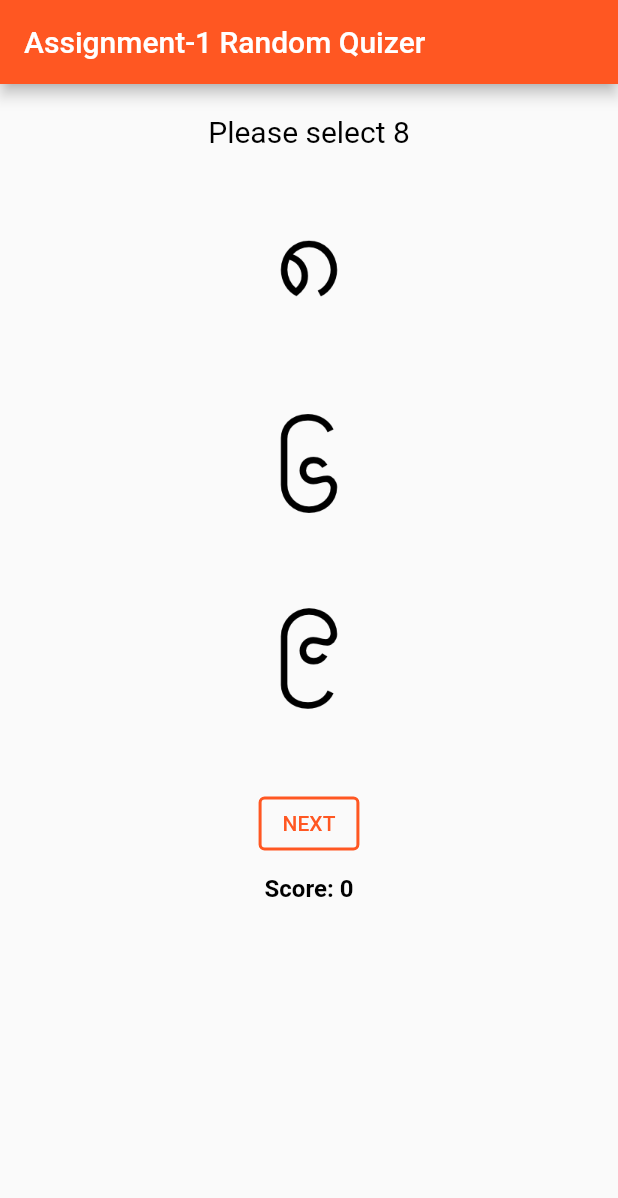
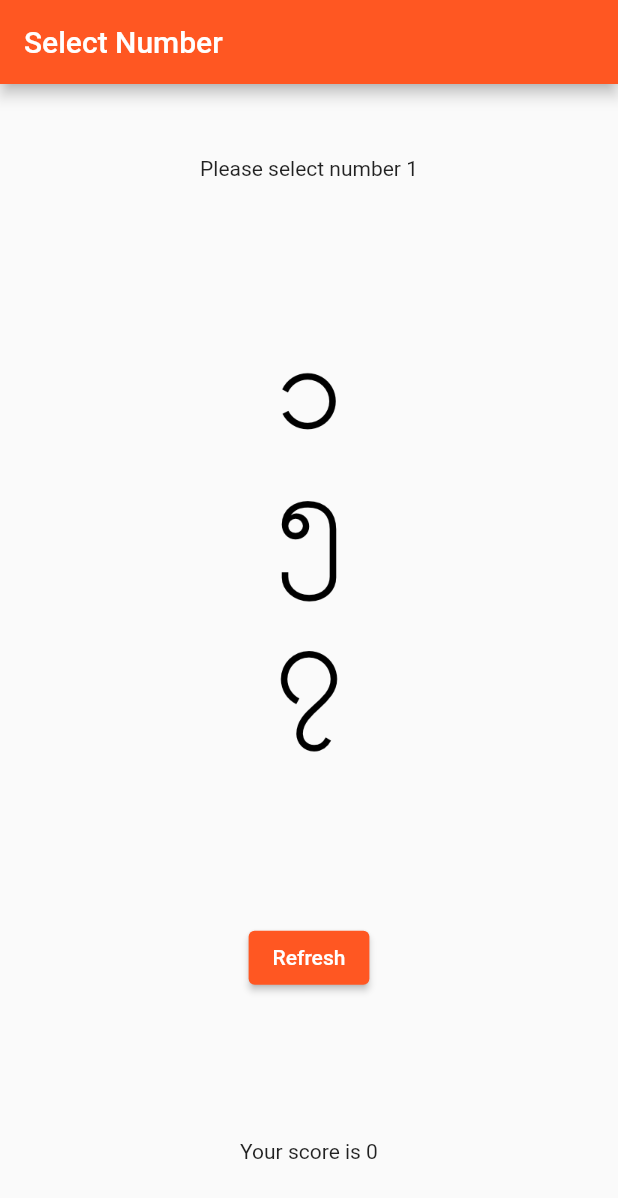
Before and after one commit to APJake/Flutter-Assignment-1-Random-Number-Quiz, a Flutter app: the screen it shows after launch, on a phone screen of 412 x 824 dp. Shown: the top 1198 px of the screen. Run offline on Flutter 3.47's test engine with Material 2 defaults, Android fonts, the light colour scheme and no system bars.

Commit message:
by sir's way

```diff
--- /dev/null
+++ b/lib/components/ImageButtons.dart
@@ -0,0 +1,48 @@
+import 'package:flutter/material.dart';
+
+typedef ImageButtonOnTap = void Function(int score);
+
+class ImageButton extends StatelessWidget {
+  int correctAnswer = 0;
+  int value = 0;
+  ImageButtonOnTap onImageTap;
+
+  ImageButton(
+      {Key? key,
+      required this.correctAnswer,
+      required this.value,
+      required this.onImageTap})
+      : super(key: key);
+
+  @override
+  Widget build(BuildContext context) {
+    return InkWell(
+      onTap: () {
+        var tappedValue = value;
+        var snackColor = Colors.red;
+        var snackMessage = "Incorrect";
+        var score = 0;
+        if (tappedValue == correctAnswer) {
+          snackMessage = "Correct";
+          snackColor = Colors.green;
+          score = 10;
+        }
+        final snackBar = SnackBar(
+          duration: const Duration(seconds: 1),
+          backgroundColor: snackColor,
+          content: Text(snackMessage),
+        );
+        ScaffoldMessenger.of(context).showSnackBar(snackBar);
+        onImageTap(score);
+      },
+      child: Ink(
+        width: 100,
+        height: 100,
+        decoration: BoxDecoration(
+            image: DecorationImage(
+          image: AssetImage("assets/images/$value.png"),
+        )),
+      ),
+    );
+  }
+}
--- a/lib/main.dart
+++ b/lib/main.dart
@@ -1,6 +1,7 @@
 import 'dart:math';
 
 import 'package:flutter/material.dart';
+import 'package:random_number_quiz/components/ImageButtons.dart';
 
 void main() {
   runApp(const MyApp());
@@ -17,162 +18,59 @@ class MyApp extends StatelessWidget {
       theme: ThemeData(
         primarySwatch: Colors.deepOrange,
       ),
-      home: MyQuizPage(),
+      home: SelectNumber(),
     );
   }
 }
 
-class MyQuizPage extends StatefulWidget {
-  MyQuizPage({Key? key}) : super(key: key);
+class SelectNumber extends StatefulWidget {
+  SelectNumber({Key? key}) : super(key: key);
 
   @override
-  State<MyQuizPage> createState() => _MyQuizPageState();
+  State<SelectNumber> createState() => _SelectNumberState();
 }
 
-class _MyQuizPageState extends State<MyQuizPage> {
-  var isDataInit = false;
-  var numberOfChoices = 3;
-  var multipleChoices = [];
-  var correctAnswer = -1;
-  var choicedAnswer = -1;
-  var answerState = 0;
-  var totalPoints = 0;
+class _SelectNumberState extends State<SelectNumber> {
+  List<int> numbers = [1, 2, 3, 4, 5, 6, 7, 8, 9];
+  int score = 0;
+  int correctAnswer = 0;
 
-  String getImageUrl(key) {
-    return "images/$key.png";
-  }
-
-  void refresher() {
-    answerState = 0;
-    multipleChoices = [];
-    var random = Random();
-    var randomNumber = random.nextInt(9) + 1;
-    correctAnswer = randomNumber;
-    multipleChoices.add(correctAnswer);
-    while (multipleChoices.length < numberOfChoices) {
-      randomNumber = random.nextInt(9) + 1;
-      if (!multipleChoices.contains(randomNumber)) {
-        multipleChoices.add(randomNumber);
-      }
-    }
-    multipleChoices = multipleChoices..shuffle();
-  }
-
-  void initUI() {
-    if (!isDataInit) {
-      totalPoints = 0;
-      refresher();
-    }
-    isDataInit = true;
-  }
-
-  List<Widget> getImageWidgets() {
-    List<Widget> widgets = [];
-    for (var num in multipleChoices) {
-      widgets.add(
-        const SizedBox(
-          width: 10,
-          height: 30,
-        ),
+  Widget imageButtonList(List<int> images) => Column(
+        children: images
+            .map((e) => ImageButton(
+                correctAnswer: correctAnswer,
+                value: e,
+                onImageTap: (sc) {
+                  setState(() {
+                    score += sc;
+                  });
+                }))
+            .toList(),
       );
-      widgets.add(InkWell(
-        onTap: () {
-          if (answerState == 0) {
-            setState(() {
-              if (num == correctAnswer) {
-                totalPoints += 10;
-                answerState++;
-              }
-              answerState++;
-            });
-          }
-        }, // Handle your callback.
-        child: Ink(
-          height: 100,
-          width: 100,
-          decoration: BoxDecoration(
-            image: DecorationImage(
-              image: AssetImage('assets/images/$num.png'),
-              fit: BoxFit.cover,
-            ),
-          ),
-        ),
-      ));
-    }
-    return widgets;
-  }
 
   @override
   Widget build(BuildContext context) {
-    initUI();
+    numbers.shuffle();
+    List<int> numberOptions = numbers.sublist(0, 3);
+    correctAnswer = numberOptions[0];
+    numberOptions.shuffle();
+
     return Scaffold(
-      appBar: AppBar(
-        title: const Text("Assignment-1 Random Quizer"),
-      ),
-      body: Padding(
-        padding: const EdgeInsets.only(top: 20, left: 8, right: 8),
+      appBar: AppBar(title: const Text("Select Number")),
+      body: Container(
+        alignment: Alignment.center,
         child: Column(
-          crossAxisAlignment: CrossAxisAlignment.center,
+          mainAxisAlignment: MainAxisAlignment.spaceAround,
           children: [
-            Align(
-              alignment: Alignment.center,
-              child: Text(
-                "Please select $correctAnswer",
-                style: const TextStyle(
-                  color: Color.fromARGB(255, 0, 0, 0),
-                  fontSize: 20,
-                ),
-              ),
+            Text("Please select number $correctAnswer"),
+            imageButtonList(numberOptions),
+            ElevatedButton(
+              onPressed: () {
+                setState(() {});
+              },
+              child: const Text("Refresh"),
             ),
-            ...getImageWidgets(),
-            const SizedBox(
-              width: 10,
-              height: 10,
-            ),
-            Text(
-              answerState == 2
-                  ? "Your answer is correct"
-                  : answerState == 1
-                      ? "Your answer is not correct"
-                      : "",
-              style: TextStyle(
-                color: answerState == 2 ? Colors.green : Colors.red,
-              ),
-            ),
-            const SizedBox(
-              width: 10,
-              height: 10,
-            ),
-            OutlinedButton(
-              onPressed: (() {
-                refresher();
-                setState(() {});
-              }),
-              style: OutlinedButton.styleFrom(
-                side: const BorderSide(
-                  color: Colors.deepOrange,
-                  width: 2,
-                ),
-              ),
-              child: const Text(
-                "NEXT",
-                style: TextStyle(
-                  color: Colors.deepOrange,
-                ),
-              ),
-            ),
-            const SizedBox(
-              width: 10,
-              height: 10,
-            ),
-            Text(
-              "Score: $totalPoints",
-              style: const TextStyle(
-                color: Colors.black,
-                fontWeight: FontWeight.bold,
-                fontSize: 16,
-              ),
-            )
+            Text("Your score is $score")
           ],
         ),
       ),
```
Also changed, not shown: lib/main_bk.dart (added, +181 -0 lines), 3 other files.
